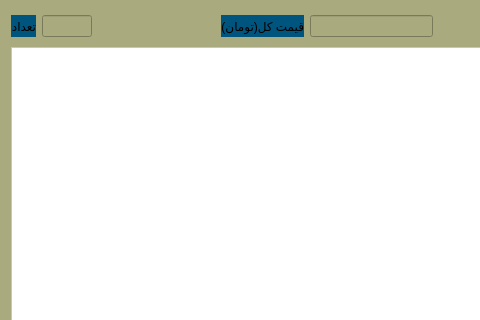
AP-projects-4001/alsa, file menu/buylist.ui: the form before one commit; both pictures show x 0 to 480 and y 0 to 320 of the 594 by 452 pixel window.
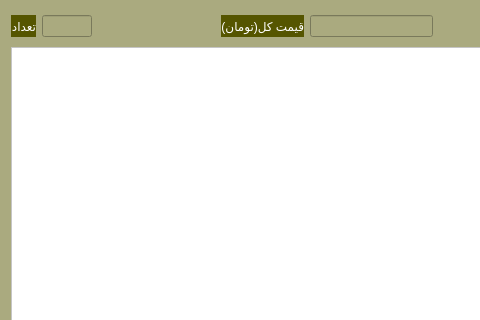
The form after the commit. Icons and pictures are not drawn.

Diff of the .ui file:
```diff
--- a/menu/buylist.ui
+++ b/menu/buylist.ui
@@ -29,8 +29,8 @@
      <item>
       <widget class="QLabel" name="label_2">
        <property name="styleSheet">
-        <string notr="true">background-color: rgb(0, 85, 127);
-color: rgb(0, 0, 0);</string>
+        <string notr="true">color: rgb(255, 255, 255);
+background-color: rgb(85, 85, 0);</string>
        </property>
        <property name="text">
         <string>تعداد</string>
@@ -71,8 +71,8 @@
      <item>
       <widget class="QLabel" name="label">
        <property name="styleSheet">
-        <string notr="true">background-color: rgb(0, 85, 127);
-color: rgb(0, 0, 0);</string>
+        <string notr="true">color: rgb(255, 255, 255);
+background-color: rgb(85, 85, 0);</string>
        </property>
        <property name="text">
         <string>قیمت کل(تومان)</string>
```
Left out of the diff: 3 changed lines with no effect on the pictures.
